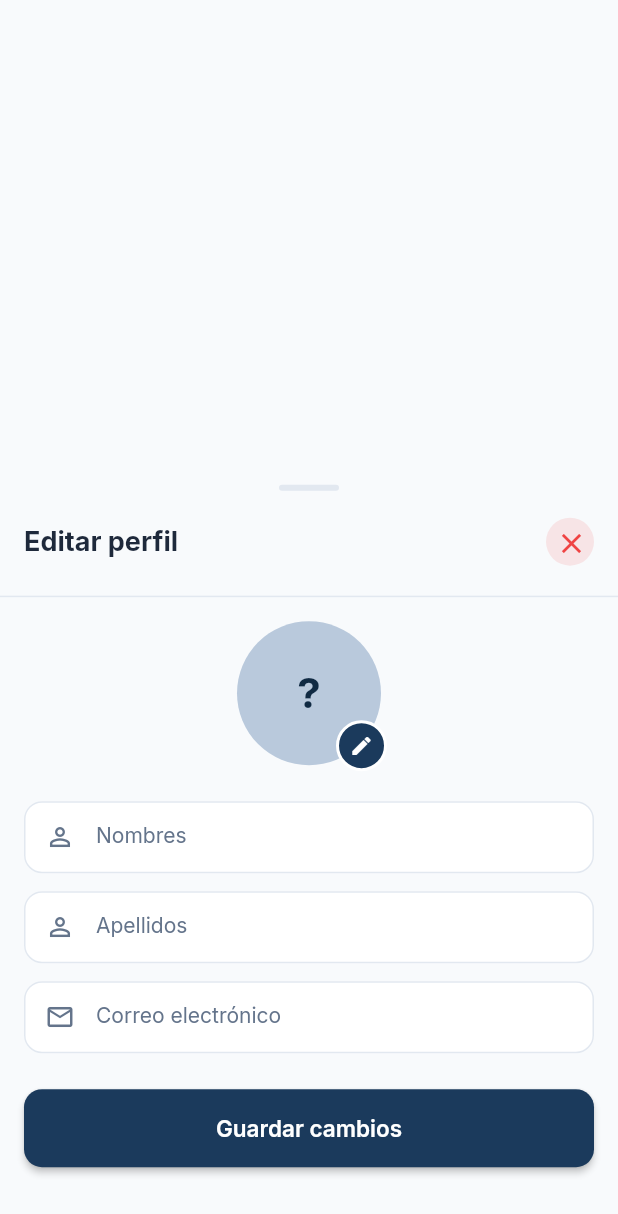
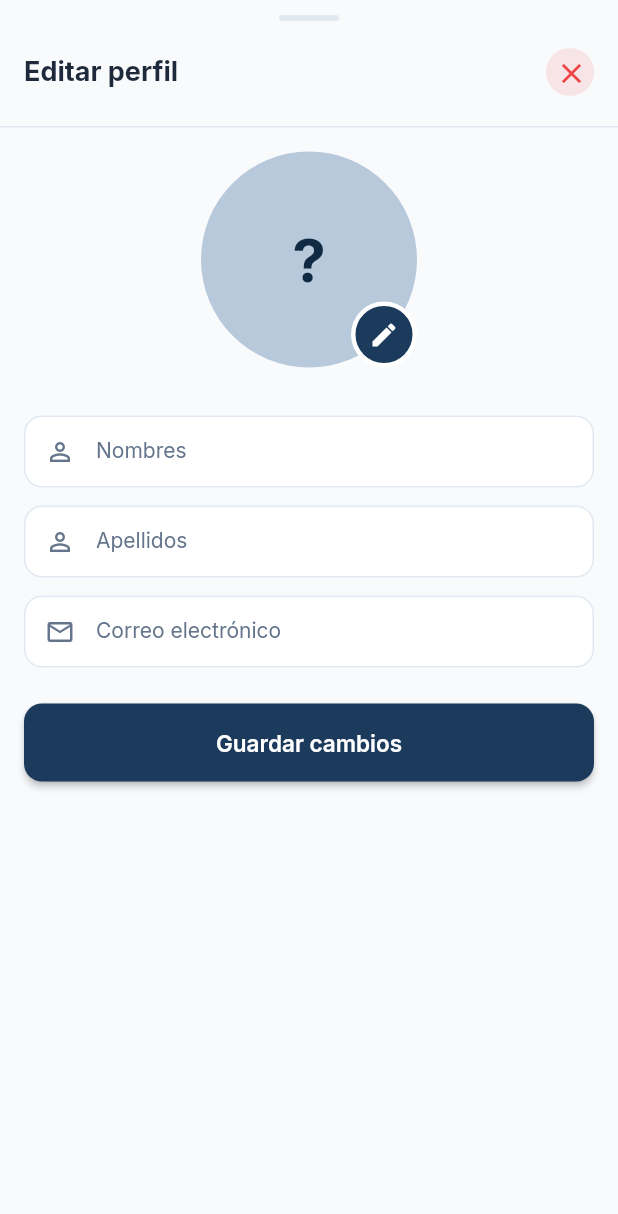
Before and after one commit to ElkinScript/MilaguaCorp_App, a Flutter app: the EditProfileBottomSheet widget shown alone on an empty page, opened directly, on a phone screen of 412 x 824 dp. Shown: the top 1214 px of the screen. Run offline on Flutter 3.47's test engine with Material 3 defaults, Android fonts, the phone set to English and light mode, and no system bars; our stand-ins replace device_preview_plus, dio, either_dart, flutter_riverpod, flutter_secure_storage, freezed_annotation and 8 more; accounts and stored records are empty; generated files the repository leaves out were written again; network calls fail.

Commit message:
Fix bottom sheet dragging, bigger profile photo, username chip, swap login animation
- Bottom sheets (Nueva Venta, Editar Perfil) now have a fixed height
  instead of being draggable up/down.
- Edit profile avatar is bigger and better positioned.
- Header now shows the username next to the group chip.
- Login animation swapped to earth_globe.json (girl_watering_plants
  had a baked-in white background that clashed with dark mode); sized
  responsively so it scales up on tablets.
- Re-enabled device_preview_plus for phone/tablet preview during dev
  (its own light/dark toggle is separate from the real device theme).

```diff
--- a/lib/core/widget/bottom_sheet/mg_bottom_sheet.dart
+++ b/lib/core/widget/bottom_sheet/mg_bottom_sheet.dart
@@ -43,8 +43,7 @@ class MgBottomSheet extends StatelessWidget {
     this.onClose,
     this.padding,
     this.backgroundColor,
-  }) : assert(childBuilder == null || scrollable,
-            'childBuilder debe usarse junto con scrollable: true');
+  });
 
   final String? title;
   final String? subtitle;
@@ -67,7 +66,9 @@ class MgBottomSheet extends StatelessWidget {
   /// abajo. Solo aplica cuando [scrollable] es true.
   final double minChildSize;
 
-  /// true → envuelve en DraggableScrollableSheet
+  /// true → altura ajustable arrastrando (DraggableScrollableSheet).
+  /// false (default) → altura fija de [initialHeightFactor]; si el
+  /// contenido no cabe, [childBuilder]/[child] deben scrollear por su cuenta.
   final bool scrollable;
 
   final VoidCallback? onClose;
--- a/lib/feature/auth/view/widget/edit_profile_bottom_sheet.dart
+++ b/lib/feature/auth/view/widget/edit_profile_bottom_sheet.dart
@@ -89,9 +89,8 @@ class _EditProfileBottomSheetState
 
     return MgBottomSheet(
       title: 'Editar perfil',
-      scrollable: true,
-      initialHeightFactor: 0.62,
-      minChildSize: 0.5,
+      scrollable: false,
+      initialHeightFactor: 0.72,
       childBuilder: (context, scrollController) {
         return ListView(
           controller: scrollController,
@@ -101,7 +100,7 @@ class _EditProfileBottomSheetState
                 clipBehavior: Clip.none,
                 children: [
                   CircleAvatar(
-                    radius: 48,
+                    radius: 72,
                     backgroundColor: AppColors.primaryLight,
                     backgroundImage: _pickedImage != null
                         ? FileImage(_pickedImage!)
@@ -114,7 +113,7 @@ class _EditProfileBottomSheetState
                         ? Text(
                             user?.initials ?? '?',
                             style: const TextStyle(
-                              fontSize: 28,
+                              fontSize: 40,
                               fontWeight: FontWeight.w700,
                               color: AppColors.primaryDark,
                             ),
@@ -122,27 +121,27 @@ class _EditProfileBottomSheetState
                         : null,
                   ),
                   Positioned(
-                    bottom: -4,
-                    right: -4,
+                    bottom: 0,
+                    right: 0,
                     child: GestureDetector(
                       onTap: _pickImage,
                       child: Container(
-                        padding: const EdgeInsets.all(7),
+                        padding: const EdgeInsets.all(9),
                         decoration: BoxDecoration(
                           color: AppColors.primary,
                           shape: BoxShape.circle,
                           border:
-                              Border.all(color: colorScheme.surface, width: 2),
+                              Border.all(color: colorScheme.surface, width: 3),
                         ),
                         child: const Icon(Icons.edit,
-                            size: 16, color: Colors.white),
+                            size: 20, color: Colors.white),
                       ),
                     ),
                   ),
                 ],
               ),
             ),
-            const Gap(24),
+            const Gap(32),
             MgInput(
               controller: _firstNameCtrl,
               label: 'Nombres',
--- a/lib/feature/auth/view/widget/login_screen.dart
+++ b/lib/feature/auth/view/widget/login_screen.dart
@@ -73,9 +73,10 @@ class _LoginScreenState extends ConsumerState<LoginScreen> {
                   Column(
                     children: [
                       SizedBox(
-                        height: 220,
+                        height: (MediaQuery.sizeOf(context).height * 0.32)
+                            .clamp(220, 420),
                         child: Lottie.asset(
-                          'assets/lottie/girl_watering_plants.json',
+                          'assets/lottie/earth_globe.json',
                           repeat: true,
                           fit: BoxFit.contain,
                         ),
--- a/lib/feature/new_sale/view/widget/new_sale_bottom_sheet.dart
+++ b/lib/feature/new_sale/view/widget/new_sale_bottom_sheet.dart
@@ -45,9 +45,8 @@ class _NewSaleBottomSheetState extends ConsumerState<NewSaleBottomSheet> {
 
     return MgBottomSheet(
       title: 'Nueva Venta',
-      scrollable: true,
+      scrollable: false,
       initialHeightFactor: 0.92,
-      minChildSize: 0.5,
       padding: EdgeInsets.zero,
       childBuilder: (context, scrollController) {
         return Column(
```
Also changed, not shown: lib/feature/dashboard/view/widget/home_screen.dart (+49 -16 lines), lib/main/common_main.dart (+7 -4 lines).
